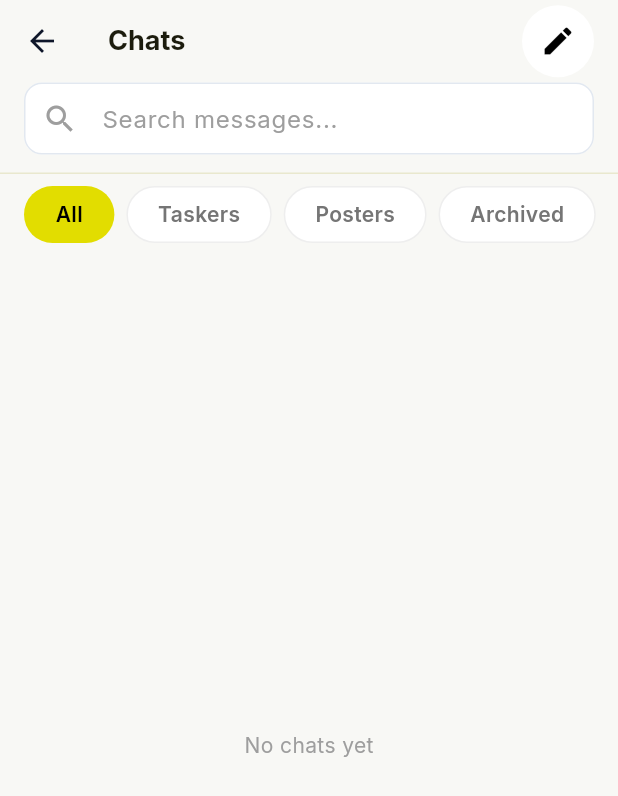
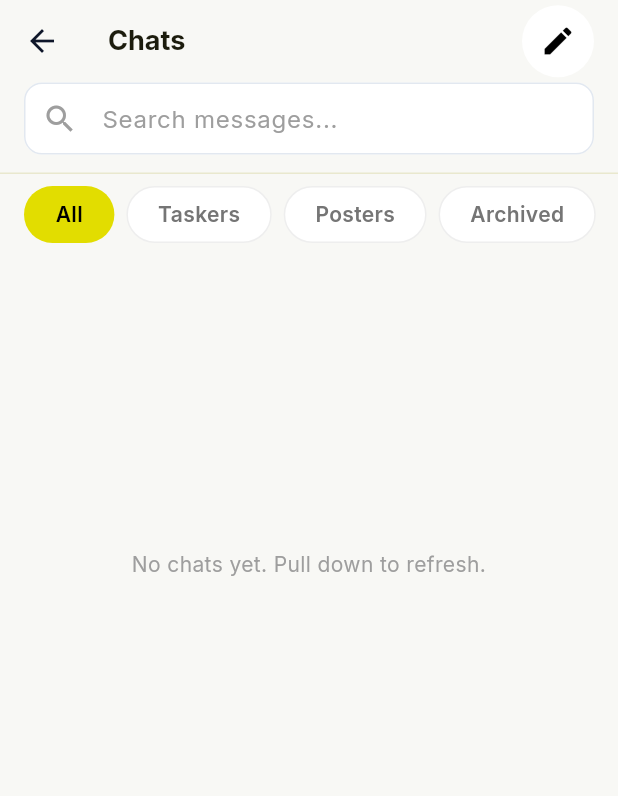
Before and after one commit to rehanahmd218/tasklink_flutter_app, a Flutter app: the ChatListScreen screen opened by its route, after a tap on "All", on a phone screen of 412 x 824 dp. Shown: the top 796 px of the screen. Run offline on Flutter 3.47's test engine with Material 3 defaults, Android fonts, the phone set to English and light mode, and no system bars; our stand-ins replace cached_network_image, dio, flutter_map, flutter_rating_bar, flutter_secure_storage, geolocator and 7 more; accounts and stored records are empty; network calls fail; project files that could hold a hidden picture were left out.

Commit message:
refactor: update task category handling and improve filtered tasks logic

```diff
--- a/lib/controllers/features/tasks/post_task_controller.dart
+++ b/lib/controllers/features/tasks/post_task_controller.dart
@@ -87,10 +87,9 @@
     budget.text = task.budget.toString();
     radius.text = task.radius.toString();
 
-    // Category Normalization (e.g. "CLEANING" -> "Cleaning")
+    // Use backend id (e.g. CLEANING) so PostTaskCategorySelector selection matches
     if (task.category.isNotEmpty) {
-      final cat = task.category.toLowerCase();
-      selectedCategory.value = cat[0].toUpperCase() + cat.substring(1);
+      selectedCategory.value = task.category.toUpperCase();
     }
 
     // Populate existing media (id + file URL for display and delete tracking)
--- a/lib/features/chat/screens/chat_list_screen.dart
+++ b/lib/features/chat/screens/chat_list_screen.dart
@@ -89,10 +89,21 @@
                 return const Center(child: CircularProgressIndicator(color: TColors.primary));
               }
               if (controller.rooms.isEmpty) {
-                return Center(
-                  child: Text(
-                    'No chats yet',
-                    style: GoogleFonts.inter(color: Colors.grey),
+                return RefreshIndicator(
+                  onRefresh: controller.fetchRooms,
+                  color: TColors.primary,
+                  child: SingleChildScrollView(
+                    physics: const AlwaysScrollableScrollPhysics(),
+                    child: SizedBox(
+                      height: MediaQuery.of(context).size.height * 0.5,
+                      child: Center(
+                        child: Text(
+                          'No chats yet. Pull down to refresh.',
+                          style: GoogleFonts.inter(color: Colors.grey),
+                          textAlign: TextAlign.center,
+                        ),
+                      ),
+                    ),
                   ),
                 );
               }
--- a/lib/features/tasks/my_posted_tasks/screens/widgets/task_filter_bar.dart
+++ b/lib/features/tasks/my_posted_tasks/screens/widgets/task_filter_bar.dart
@@ -28,7 +28,7 @@
           onTap: () => TaskStatusFilterSheet.show(
             context: context,
             selectedFilter: filter,
-            taskCount: controller.allTasks.length,
+            taskCount: controller.filteredTasks.length,
             onApply: (selected) async {
               await controller.applyFilter(selected);
             },
@@ -51,7 +51,7 @@
               ),
               const SizedBox(width: 4),
               Text(
-                '(${controller.allTasks.length})',
+                '(${controller.filteredTasks.length})',
                 style: TextStyle(
                   fontSize: 13,
                   color: isDark ? Colors.grey[400] : TColors.textSecondary,
--- a/lib/utils/http/api_config.dart
+++ b/lib/utils/http/api_config.dart
@@ -13,9 +13,9 @@
 
   /// ### Base url for Mobile
   // static const String baseUrl = 'http://192.168.137.247:8000/api/v1/';
-  static const String baseUrl = 'http://10.8.24.129:8000/api/v1/';
+  // static const String baseUrl = 'http://10.8.24.129:8000/api/v1/';
 
-  // static const String baseUrl = 'https://taskonnect.me/api/v1/';
+  static const String baseUrl = 'https://taskonnect.me/api/v1/';
 
   /// Timeouts
   static const int connectTimeout = 30;
```
Also changed, not shown: lib/controllers/features/tasks/tasks_controller.dart (+6 -3 lines), lib/features/tasks/my_posted_tasks/screens/my_posted_tasks_screen.dart (+4 -8 lines).
